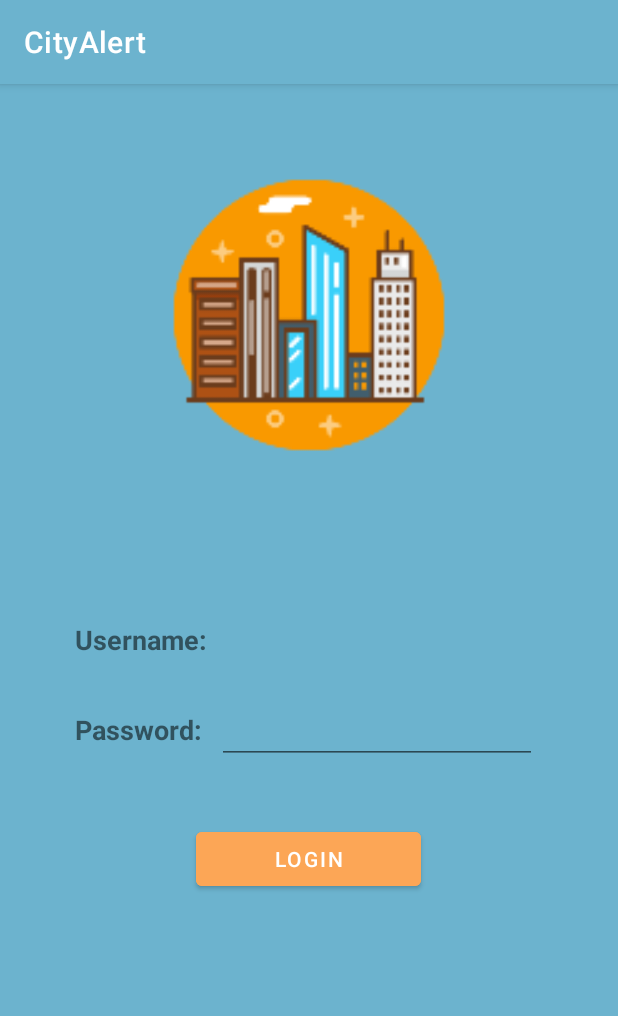
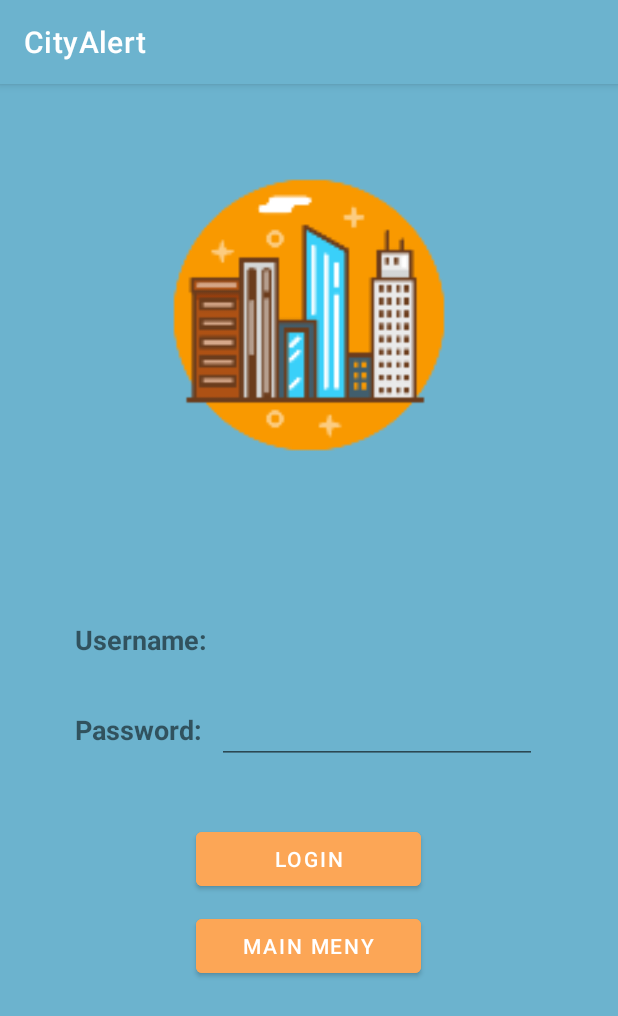
Before and after one commit to mrma2498/CityAlert, an Android app: the screen it shows after launch (Login), after a tap on "LOGIN", on a phone screen of 412 x 824 dp. Shown: the top 1016 px of the screen. Run offline under Robolectric (Android 15) with nearby library versions, the phone set to English and light mode, and no system bars.

Commit message:
Login Automático e Logout

```diff
--- a/app/src/main/java/ipvc/estg/cityalert/PaginaInicial.kt
+++ b/app/src/main/java/ipvc/estg/cityalert/PaginaInicial.kt
@@ -1,8 +1,11 @@
 package ipvc.estg.cityalert
 
+import android.content.Context
 import android.content.Intent
+import android.content.SharedPreferences
 import androidx.appcompat.app.AppCompatActivity
 import android.os.Bundle
+import android.util.Log
 import android.widget.Button
 import com.google.android.material.floatingactionbutton.FloatingActionButton
 import kotlinx.android.synthetic.main.activity_pagina_inicial.*
@@ -11,6 +14,7 @@ class PaginaInicial : AppCompatActivity() {
 
     private val NotesActivityRequestCode = 3
     private val LOGINActivityRequestCode = 4
+    private val PERFILActivityRequestCode = 5
 
     override fun onCreate(savedInstanceState: Bundle?) {
         super.onCreate(savedInstanceState)
@@ -20,10 +24,21 @@ class PaginaInicial : AppCompatActivity() {
 
         val login = findViewById<Button>(R.id.loginB)
 
+        val sharedPref: SharedPreferences = getSharedPreferences("login", Context.MODE_PRIVATE);
 
         login.setOnClickListener {
-            val intent = Intent(this, Login::class.java)
-            startActivityForResult(intent, LOGINActivityRequestCode)
+
+            if (sharedPref.contains("isUserLogged")){
+                //Mandar para a página inicial
+                val intent = Intent(this, Perfil::class.java)
+                startActivityForResult(intent, PERFILActivityRequestCode)
+
+                Log.d("SHAREDPREFENCES3", "Send to main page")
+            }
+            else {
+                val intent = Intent(this, Login::class.java)
+                startActivityForResult(intent, LOGINActivityRequestCode)
+            }
         }
 
         val notes = findViewById<Button>(R.id.notespage)
@@ -32,5 +47,10 @@ class PaginaInicial : AppCompatActivity() {
             val intent = Intent(this, MainActivity::class.java)
             startActivityForResult(intent, NotesActivityRequestCode)
         }
+
+
     }
+
+
+
 }
--- a/app/src/main/java/ipvc/estg/cityalert/api/ServiceBuilder.kt
+++ b/app/src/main/java/ipvc/estg/cityalert/api/ServiceBuilder.kt
@@ -10,7 +10,7 @@ object ServiceBuilder {
     private val client = OkHttpClient.Builder().build()
 
     private val retrofit = Retrofit.Builder()
-        .baseUrl("https://cityalertcm.000webhostapp.com/") //Alterar para o url do webhost
+        .baseUrl("https://cityalertcm.000webhostapp.com/")
         .addConverterFactory(GsonConverterFactory.create())
         .client(client)
         .build()
--- a/app/src/main/res/layout/activity_login.xml
+++ b/app/src/main/res/layout/activity_login.xml
@@ -81,6 +81,18 @@
 
         />
 
+    <Button
+        android:id="@+id/backMenu"
+        android:layout_width="150dp"
+        android:layout_height="wrap_content"
+        android:text="Main Meny"
+        android:backgroundTint="#FCA656"
+        android:layout_below="@+id/loginAccount"
+        android:layout_centerInParent="true"
+        android:layout_marginTop="10dp"
+
+        />
+
 
 
 
--- a/app/src/main/res/layout/activity_pagina_inicial.xml
+++ b/app/src/main/res/layout/activity_pagina_inicial.xml
@@ -5,7 +5,8 @@
     android:layout_width="match_parent"
     android:layout_height="match_parent"
     android:background="@color/blue_background"
-    tools:context=".PaginaInicial">
+    tools:context=".PaginaInicial"
+    android:id="@+id/paginaInicial">
 
 
     <TextView
--- a/app/src/main/res/values/strings.xml
+++ b/app/src/main/res/values/strings.xml
@@ -20,4 +20,6 @@
     <string name="notes">Notes</string>
     <string name="username">Username:</string>
     <string name="password">Password:</string>
+    <string name="loginfail">Username or password wrong. Try again!</string>
+    <string name="logout">Logout successful!</string>
 </resources>
```
Also changed, not shown: app/src/main/AndroidManifest.xml (+4 -3 lines), app/src/main/java/ipvc/estg/cityalert/Login.kt (+45 -24 lines), app/src/main/java/ipvc/estg/cityalert/Perfil.kt (added, +45 -0 lines), app/src/main/res/layout/activity_perfil.xml (added, +17 -0 lines), 1 other file.
